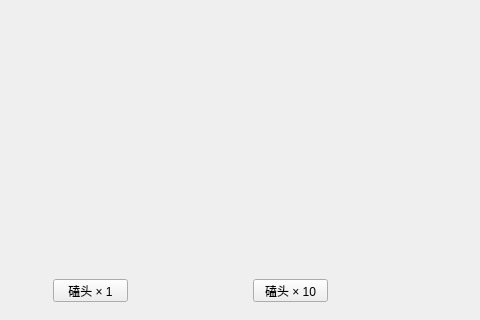
Before: the Qt Designer form useless.ui in Arya-alpha/useless, drawn with Qt 5; both pictures show x 167 to 647 and y 151 to 471 of the 800 by 600 pixel window.
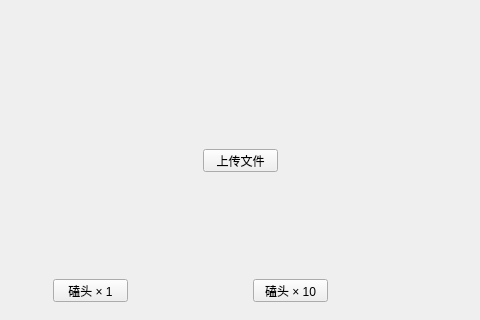
After: the same form once the commit is applied.

The edit to the form file:
```diff
--- a/useless.ui
+++ b/useless.ui
@@ -40,6 +40,19 @@
      <string>磕头 × 10</string>
     </property>
    </widget>
+   <widget class="QPushButton" name="pushButton">
+    <property name="geometry">
+     <rect>
+      <x>370</x>
+      <y>300</y>
+      <width>75</width>
+      <height>23</height>
+     </rect>
+    </property>
+    <property name="text">
+     <string>上传文件</string>
+    </property>
+   </widget>
   </widget>
   <widget class="QMenuBar" name="menubar">
    <property name="geometry">
```
